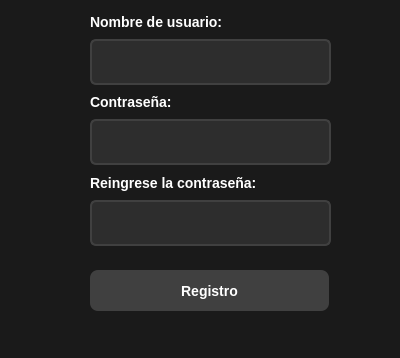
This is presentation/screens/register.ui in vanLam687/WalletDigitalFront as Qt 5 draws it before an edit. The edited form follows.
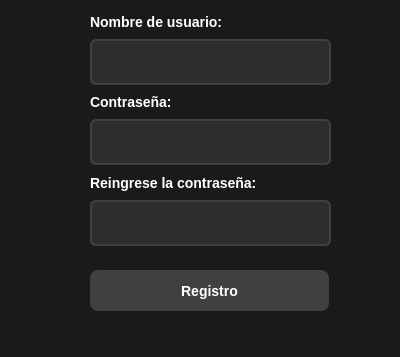
This is the edited form.

Patch:
```diff
--- a/presentation/screens/register.ui
+++ b/presentation/screens/register.ui
@@ -7,7 +7,7 @@
     <x>0</x>
     <y>0</y>
     <width>400</width>
-    <height>358</height>
+    <height>357</height>
    </rect>
   </property>
   <property name="windowTitle">
```
